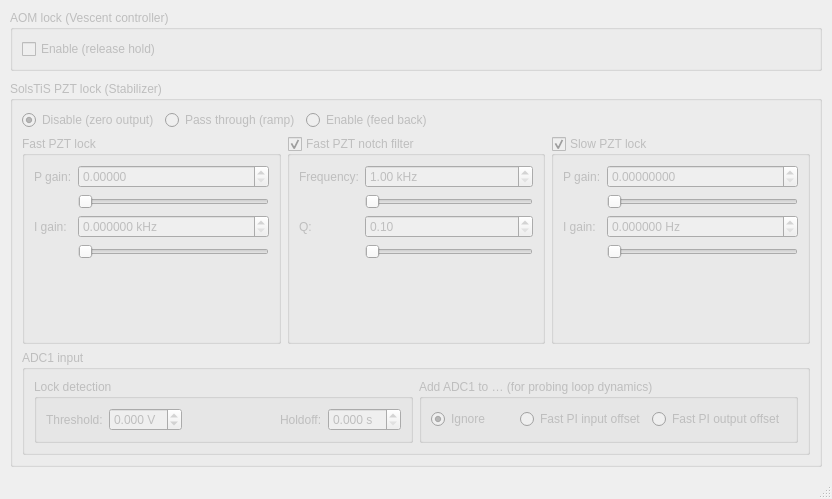
First picture: the form in l674_lock_ui/app.ui, repository OxfordIonTrapGroup/stabilizer-ui, before the edit.
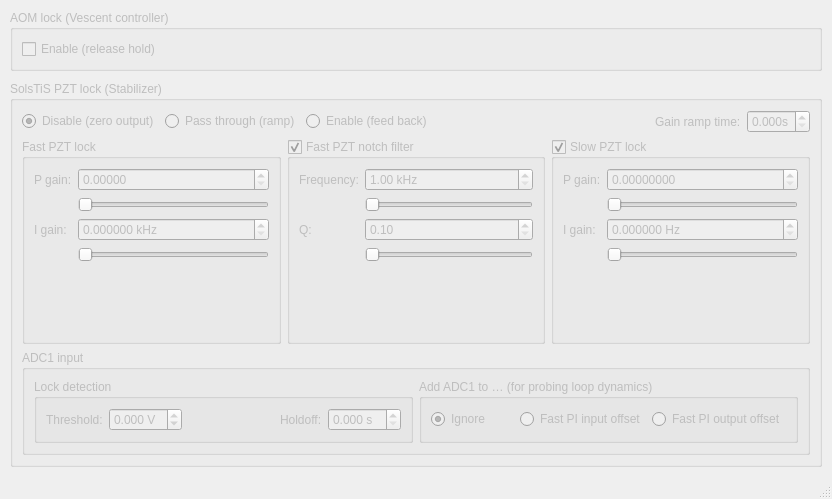
Second picture: the form after the edit.

Commit message: Add gain ramp time setting

```diff
--- a/l674_lock_ui/app.ui
+++ b/l674_lock_ui/app.ui
@@ -125,6 +125,29 @@
            </property>
           </spacer>
          </item>
+         <item>
+          <widget class="QLabel" name="label_9">
+           <property name="text">
+            <string>Gain ramp time:</string>
+           </property>
+           <property name="buddy">
+            <cstring>gainRampTimeBox</cstring>
+           </property>
+          </widget>
+         </item>
+         <item>
+          <widget class="QDoubleSpinBox" name="gainRampTimeBox">
+           <property name="suffix">
+            <string>s</string>
+           </property>
+           <property name="decimals">
+            <number>3</number>
+           </property>
+           <property name="maximum">
+            <double>1.000000000000000</double>
+           </property>
+          </widget>
+         </item>
         </layout>
        </item>
        <item>
```
The commit also changes 1 other file.
